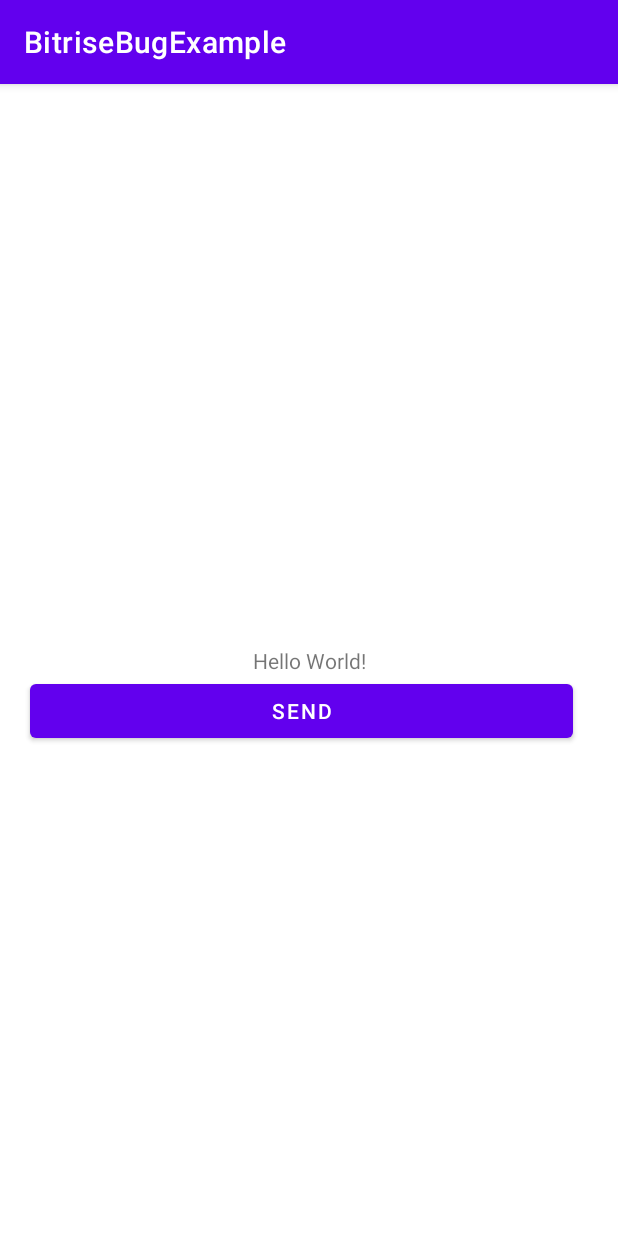
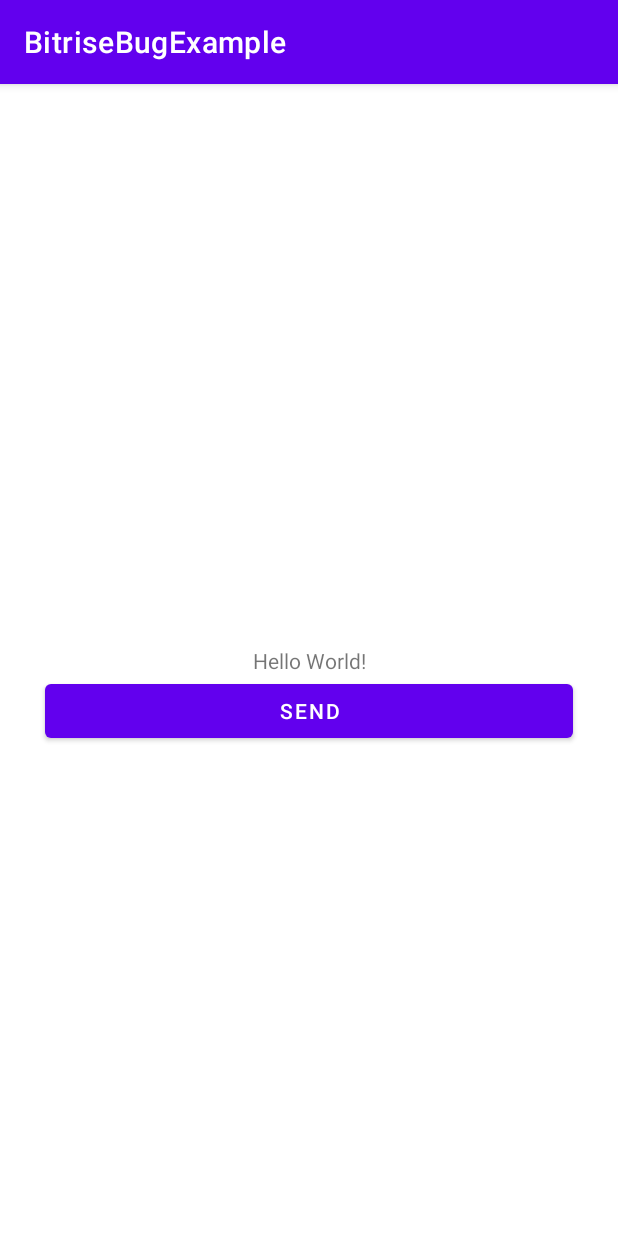
Before and after one commit to wise4rmgod/BitriseBugExample, an Android app: the screen it shows after launch (MainActivity), on a phone screen of 412 x 824 dp. Run offline under Robolectric (Android 15) with nearby library versions, the phone set to English and light mode, and no system bars.

```diff
--- a/app/src/main/res/layout/activity_main.xml
+++ b/app/src/main/res/layout/activity_main.xml
@@ -20,7 +20,7 @@
         android:id="@+id/btn"
         android:layout_width="match_parent"
         android:layout_height="wrap_content"
-        android:layout_marginStart="20dp"
+        android:layout_marginStart="30dp"
         android:layout_marginEnd="30dp"
         android:text="send"
         app:layout_constraintTop_toBottomOf="@id/textx" />
```
